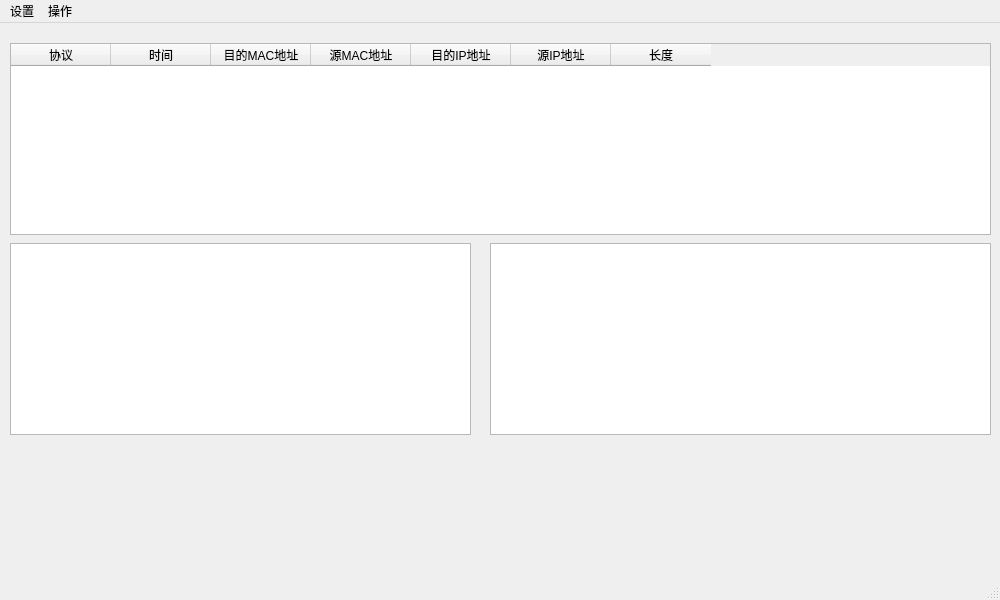
The window that mainwindow.ui (feichuanshuo/Sniffer) describes before a commit, drawn with Qt 5.
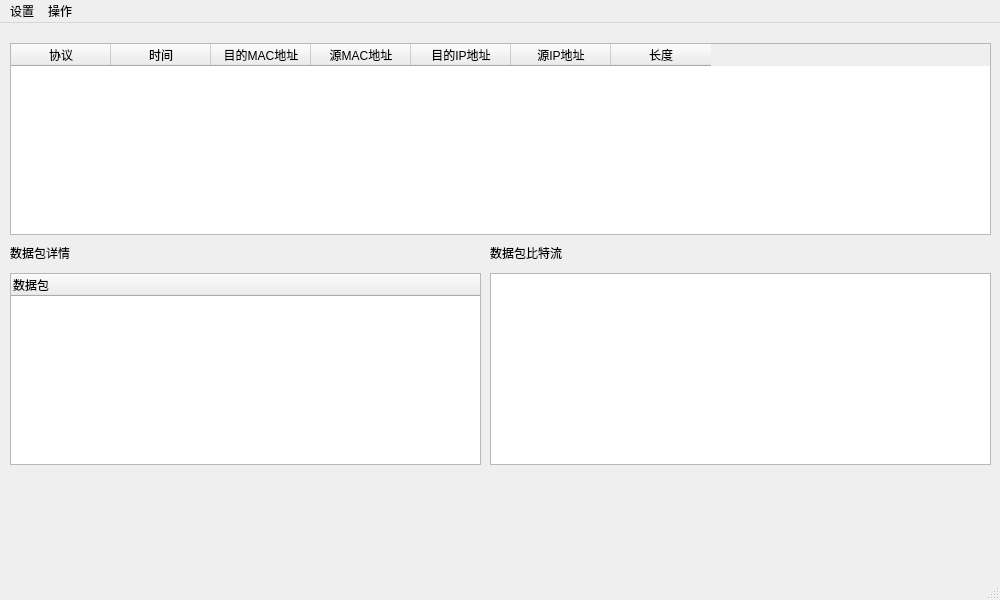
The same window after the commit. Icons and pictures are not drawn.

The edit to the form file:
```diff
--- a/mainwindow.ui
+++ b/mainwindow.ui
@@ -63,26 +63,57 @@
      </property>
     </column>
    </widget>
-   <widget class="QTextBrowser" name="textBrowser">
-    <property name="geometry">
-     <rect>
-      <x>10</x>
-      <y>220</y>
-      <width>461</width>
-      <height>192</height>
-     </rect>
-    </property>
-   </widget>
    <widget class="QTextBrowser" name="textBrowser_2">
     <property name="geometry">
      <rect>
       <x>490</x>
-      <y>220</y>
+      <y>250</y>
       <width>501</width>
       <height>192</height>
      </rect>
     </property>
    </widget>
+   <widget class="QLabel" name="label">
+    <property name="geometry">
+     <rect>
+      <x>10</x>
+      <y>220</y>
+      <width>111</width>
+      <height>20</height>
+     </rect>
+    </property>
+    <property name="text">
+     <string>数据包详情</string>
+    </property>
+   </widget>
+   <widget class="QLabel" name="label_2">
+    <property name="geometry">
+     <rect>
+      <x>490</x>
+      <y>220</y>
+      <width>111</width>
+      <height>20</height>
+     </rect>
+    </property>
+    <property name="text">
+     <string>数据包比特流</string>
+    </property>
+   </widget>
+   <widget class="QTreeWidget" name="treeWidget">
+    <property name="geometry">
+     <rect>
+      <x>10</x>
+      <y>250</y>
+      <width>471</width>
+      <height>192</height>
+     </rect>
+    </property>
+    <column>
+     <property name="text">
+      <string>数据包</string>
+     </property>
+    </column>
+   </widget>
   </widget>
   <widget class="QMenuBar" name="menubar">
    <property name="geometry">
```
